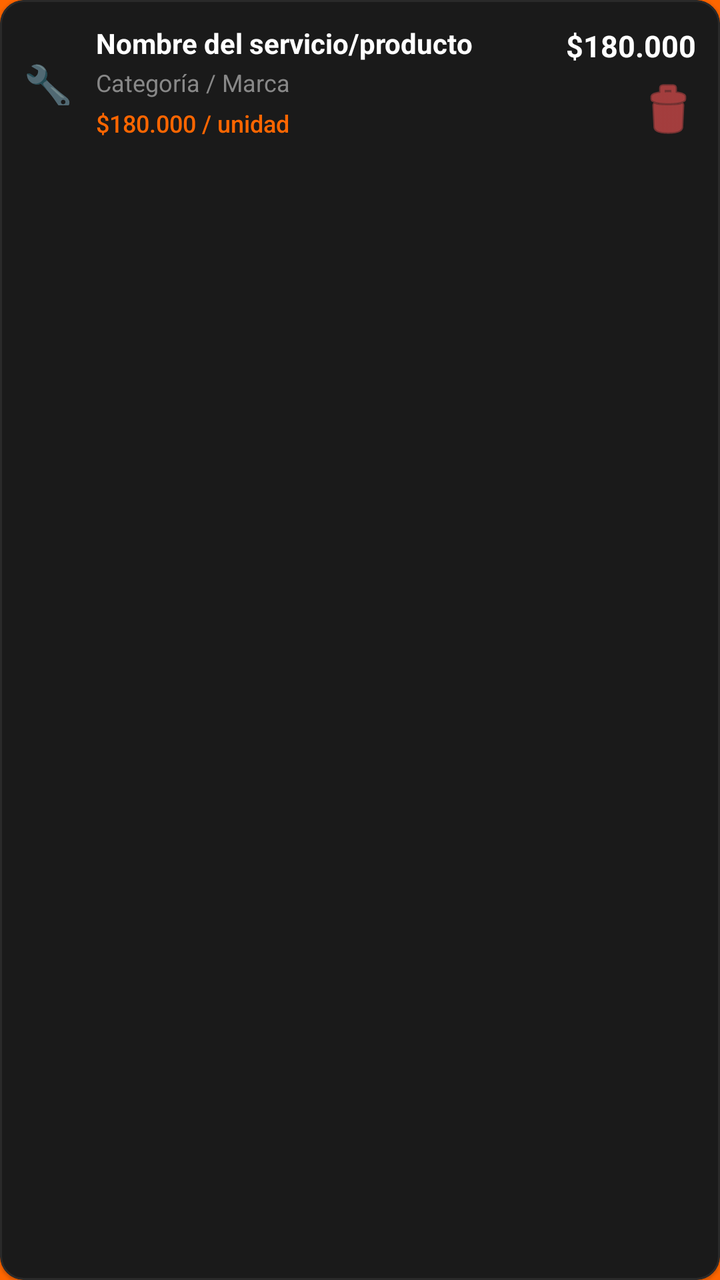
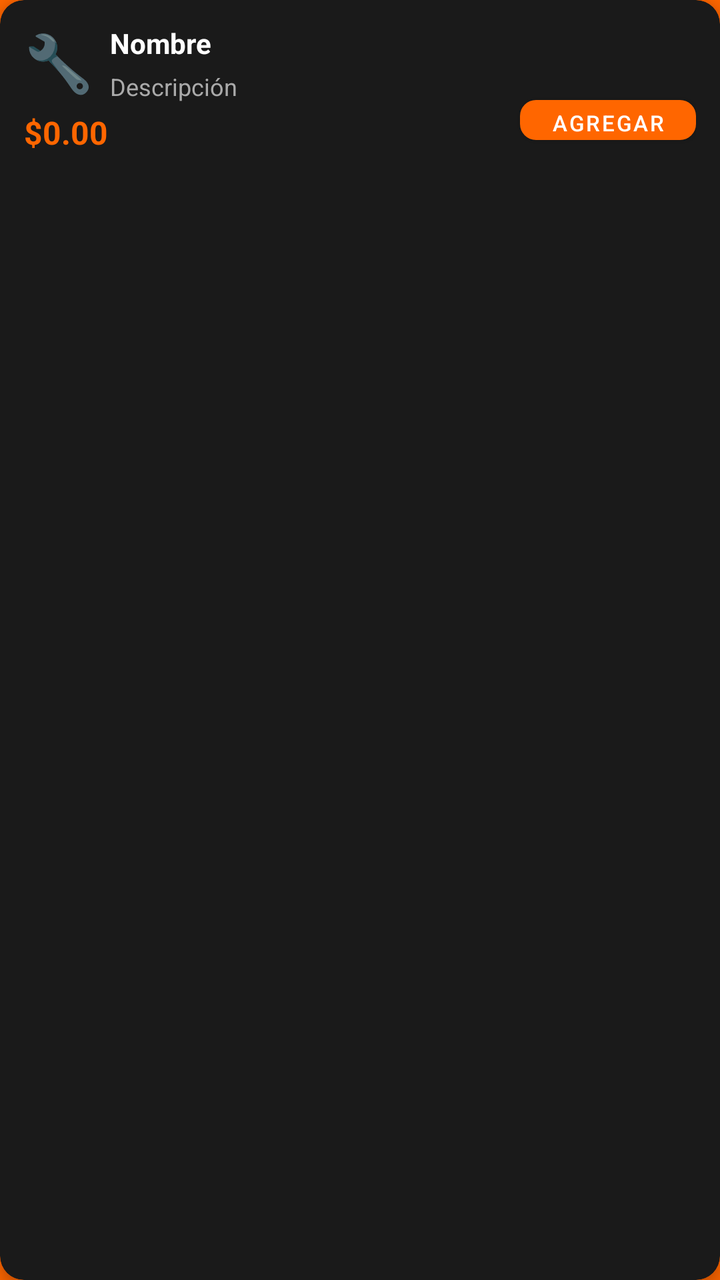

Compare the two renders of this Android layout. The source of the first and the diff that turns it into the second are given below.
<!-- AndroidManifest.xml: application theme Theme.sgost -->
<!-- res/layout/item_carrito.xml -->
<?xml version="1.0" encoding="utf-8"?>
<com.google.android.material.card.MaterialCardView xmlns:android="http://schemas.android.com/apk/res/android"
                                                   xmlns:app="http://schemas.android.com/apk/res-auto"
                                                   android:layout_width="match_parent"
                                                   android:layout_height="wrap_content"
                                                   android:layout_marginBottom="8dp"
                                                   app:cardBackgroundColor="#1A1A1A"
                                                   app:cardCornerRadius="12dp"
                                                   app:strokeColor="#2A2A2A"
                                                   app:strokeWidth="1dp">

    <LinearLayout
            android:layout_width="match_parent"
            android:layout_height="wrap_content"
            android:orientation="horizontal"
            android:padding="12dp"
            android:gravity="center_vertical">

        <TextView
                android:id="@+id/tvTipoIcon"
                android:layout_width="24dp"
                android:layout_height="24dp"
                android:text="🔧"
                android:textSize="20dp"
                android:gravity="center"
                android:layout_marginEnd="12dp"/>

        <LinearLayout
                android:layout_width="0dp"
                android:layout_height="wrap_content"
                android:layout_weight="1"
                android:orientation="vertical">

            <TextView
                    android:id="@+id/tvNombreItem"
                    android:layout_width="match_parent"
                    android:layout_height="wrap_content"
                    android:text="Nombre del servicio/producto"
                    android:textColor="#FFFFFF"
                    android:textSize="14sp"
                    android:textStyle="bold"/>

            <TextView
                    android:id="@+id/tvCategoriaItem"
                    android:layout_width="match_parent"
                    android:layout_height="wrap_content"
                    android:text="Categoría / Marca"
                    android:textColor="#888888"
                    android:textSize="12sp"
                    android:layout_marginTop="2dp"/>

            <TextView
                    android:id="@+id/tvPrecioUnitario"
                    android:layout_width="match_parent"
                    android:layout_height="wrap_content"
                    android:text="$180.000 / unidad"
                    android:textColor="#FF6600"
                    android:textSize="12sp"
                    android:fontFamily="sans-serif-medium"
                    android:layout_marginTop="4dp"/>
        </LinearLayout>

        <LinearLayout
                android:layout_width="wrap_content"
                android:layout_height="wrap_content"
                android:orientation="vertical"
                android:gravity="end">

            <TextView
                    android:id="@+id/tvSubtotalItem"
                    android:layout_width="wrap_content"
                    android:layout_height="wrap_content"
                    android:text="$180.000"
                    android:textColor="#FFFFFF"
                    android:textSize="15sp"
                    android:textStyle="bold"/>

            <ImageButton
                    android:id="@+id/btnEliminarItem"
                    android:layout_width="28dp"
                    android:layout_height="28dp"
                    android:background="?attr/selectableItemBackgroundBorderless"
                    android:src="@android:drawable/ic_menu_delete"
                    android:contentDescription="Eliminar"
                    android:tint="#FF5555"
                    android:layout_marginTop="8dp"/>
        </LinearLayout>
    </LinearLayout>
</com.google.android.material.card.MaterialCardView>
<!-- resources referenced by this layout -->
<resources>
  <style name="Theme.sgost" parent="Theme.MaterialComponents.DayNight.NoActionBar">
          
          <item name="android:windowBackground">@color/color_splash</item>
  
          
          <item name="android:statusBarColor">@color/color_splash</item>
          <item name="android:windowLightStatusBar">false</item>
      </style>
  <color name="color_splash">#FF6600</color>
</resources>

<!-- the commit's change to res/layout/item_carrito.xml (unified diff, before → after) -->
@@ -1,89 +1,88 @@
 <?xml version="1.0" encoding="utf-8"?>
-<com.google.android.material.card.MaterialCardView xmlns:android="http://schemas.android.com/apk/res/android"
-                                                   xmlns:app="http://schemas.android.com/apk/res-auto"
-                                                   android:layout_width="match_parent"
-                                                   android:layout_height="wrap_content"
-                                                   android:layout_marginBottom="8dp"
-                                                   app:cardBackgroundColor="#1A1A1A"
-                                                   app:cardCornerRadius="12dp"
-                                                   app:strokeColor="#2A2A2A"
-                                                   app:strokeWidth="1dp">
+<androidx.cardview.widget.CardView
+        xmlns:android="http://schemas.android.com/apk/res/android"
+        xmlns:app="http://schemas.android.com/apk/res-auto"
+        android:layout_width="match_parent"
+        android:layout_height="wrap_content"
+        android:layout_margin="6dp"
+        app:cardBackgroundColor="#1A1A1A"
+        app:cardCornerRadius="12dp"
+        app:cardElevation="4dp"
+        app:strokeColor="#2A2A2A"
+        app:strokeWidth="1dp">
 
-    <LinearLayout
+    <androidx.constraintlayout.widget.ConstraintLayout
             android:layout_width="match_parent"
             android:layout_height="wrap_content"
-            android:orientation="horizontal"
             android:padding="12dp"
-            android:gravity="center_vertical">
+            android:minHeight="120dp">
 
+        
         <TextView
-                android:id="@+id/tvTipoIcon"
-                android:layout_width="24dp"
-                android:layout_height="24dp"
+                android:id="@+id/tvIcono"
+                android:layout_width="wrap_content"
+                android:layout_height="wrap_content"
                 android:text="🔧"
-                android:textSize="20dp"
-                android:gravity="center"
-                android:layout_marginEnd="12dp"/>
+                android:textSize="28sp"
+                app:layout_constraintStart_toStartOf="parent"
+                app:layout_constraintTop_toTopOf="parent" />
 
-        <LinearLayout
+        
+        <TextView
+                android:id="@+id/tvNombre"
                 android:layout_width="0dp"
                 android:layout_height="wrap_content"
-                android:layout_weight="1"
-                android:orientation="vertical">
+                android:text="Nombre"
+                android:textColor="#FFFFFF"
+                android:textSize="14sp"
+                android:textStyle="bold"
+                android:layout_marginStart="8dp"
+                app:layout_constraintStart_toEndOf="@id/tvIcono"
+                app:layout_constraintEnd_toEndOf="parent"
+                app:layout_constraintTop_toTopOf="parent" />
 
-            <TextView
-                    android:id="@+id/tvNombreItem"
-                    android:layout_width="match_parent"
-                    android:layout_height="wrap_content"
-                    android:text="Nombre del servicio/producto"
-                    android:textColor="#FFFFFF"
-                    android:textSize="14sp"
-                    android:textStyle="bold"/>
+        
+        <TextView
+                android:id="@+id/tvDescripcion"
+                android:layout_width="0dp"
+                android:layout_height="wrap_content"
+                android:text="Descripción"
+                android:textColor="#AAAAAA"
+                android:textSize="12sp"
+                android:maxLines="2"
+                android:ellipsize="end"
+                android:layout_marginTop="4dp"
+                app:layout_constraintStart_toStartOf="@id/tvNombre"
+                app:layout_constraintEnd_toEndOf="parent"
+                app:layout_constraintTop_toBottomOf="@id/tvNombre" />
 
-            <TextView
-                    android:id="@+id/tvCategoriaItem"
-                    android:layout_width="match_parent"
-                    android:layout_height="wrap_content"
-                    android:text="Categoría / Marca"
-                    android:textColor="#888888"
-                    android:textSize="12sp"
-                    android:layout_marginTop="2dp"/>
-
-            <TextView
-                    android:id="@+id/tvPrecioUnitario"
-                    android:layout_width="match_parent"
-                    android:layout_height="wrap_content"
-                    android:text="$180.000 / unidad"
-                    android:textColor="#FF6600"
-                    android:textSize="12sp"
-                    android:fontFamily="sans-serif-medium"
-                    android:layout_marginTop="4dp"/>
-        </LinearLayout>
-
-        <LinearLayout
+        
+        <TextView
+                android:id="@+id/tvPrecio"
                 android:layout_width="wrap_content"
                 android:layout_height="wrap_content"
-                android:orientation="vertical"
-                android:gravity="end">
+                android:text="$0.00"
+                android:textColor="#FF6600"
+                android:textSize="16sp"
+                android:textStyle="bold"
+                android:layout_marginTop="4dp"
+                app:layout_constraintStart_toStartOf="parent"
+                app:layout_constraintTop_toBottomOf="@id/tvDescripcion" />
 
-            <TextView
-                    android:id="@+id/tvSubtotalItem"
-                    android:layout_width="wrap_content"
-                    android:layout_height="wrap_content"
-                    android:text="$180.000"
-                    android:textColor="#FFFFFF"
-                    android:textSize="15sp"
-                    android:textStyle="bold"/>
+        
+        <com.google.android.material.button.MaterialButton
+                android:id="@+id/btnAgregar"
+                android:layout_width="wrap_content"
+                android:layout_height="32dp"
+                android:text="Agregar"
+                android:textSize="11sp"
+                app:backgroundTint="#FF6600"
+                app:cornerRadius="8dp"
+                android:paddingHorizontal="12dp"
+                app:layout_constraintEnd_toEndOf="parent"
+                app:layout_constraintBottom_toBottomOf="parent"
+                app:layout_constraintTop_toTopOf="parent"
+                android:layout_marginStart="8dp" />
 
-            <ImageButton
-                    android:id="@+id/btnEliminarItem"
-                    android:layout_width="28dp"
-                    android:layout_height="28dp"
-                    android:background="?attr/selectableItemBackgroundBorderless"
-                    android:src="@android:drawable/ic_menu_delete"
-                    android:contentDescription="Eliminar"
-                    android:tint="#FF5555"
-                    android:layout_marginTop="8dp"/>
-        </LinearLayout>
-    </LinearLayout>
-</com.google.android.material.card.MaterialCardView>
+    </androidx.constraintlayout.widget.ConstraintLayout>
+</androidx.cardview.widget.CardView>
